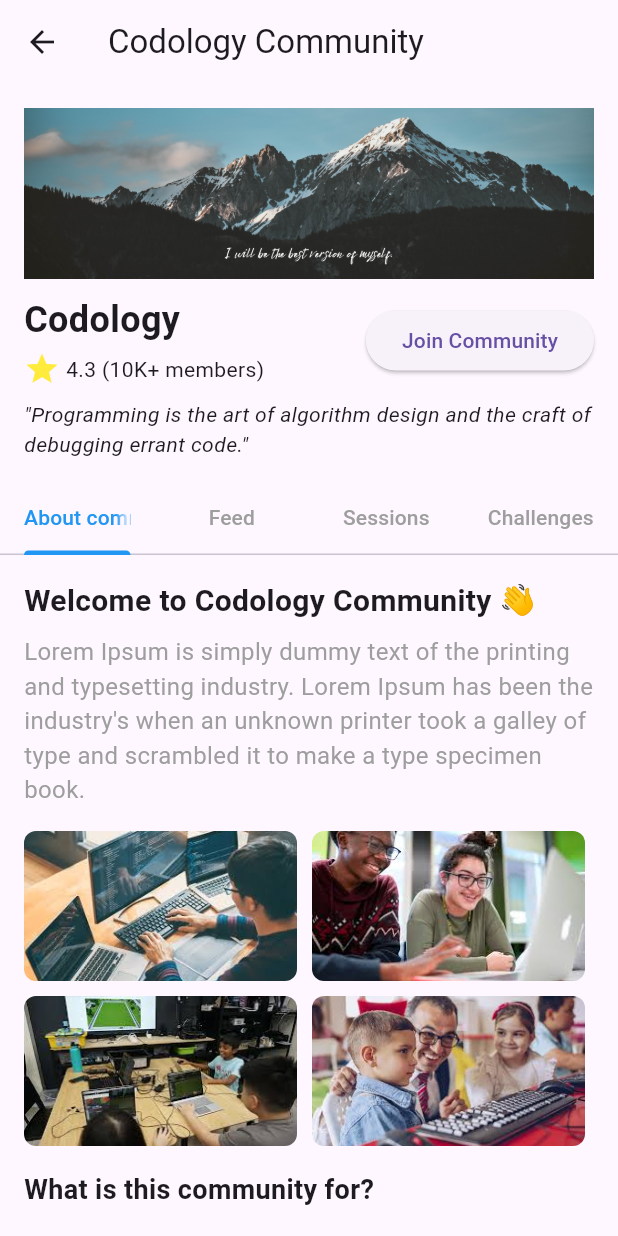
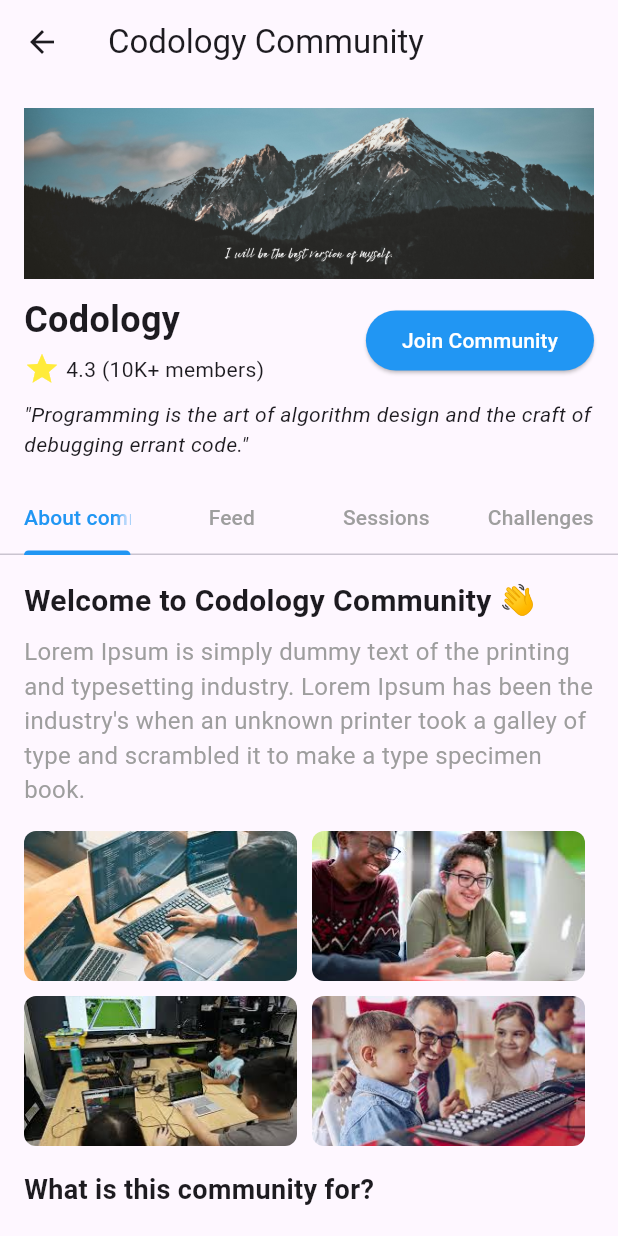
Before and after one commit to TAKIGOKUL/NeXuS, a Flutter app: the CommunityPage screen opened directly, on a phone screen of 412 x 824 dp. Run offline on Flutter 3.47's test engine with Material 3 defaults, Android fonts, the phone set to English and light mode, and no system bars.

Commit message:
minor color fixes

```diff
--- a/lib/pages/community_module/community.dart
+++ b/lib/pages/community_module/community.dart
@@ -74,7 +74,12 @@ class _CommunityPageState extends State<CommunityPage>
                               builder: (context) => const JoinCommunityPage()),
                         );
                       },
-                      child: const Text('Join Community'),
+                      style: ElevatedButton.styleFrom(
+                          backgroundColor: Colors.blue),
+                      child: const Text(
+                        'Join Community',
+                        style: TextStyle(color: Colors.white),
+                      ),
                     ),
                   ],
                 ),
```
